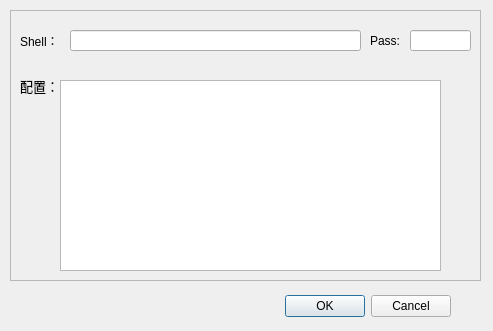
Old version of the form mudao/ui/pannel/add.ui in the repository musum/mudao.
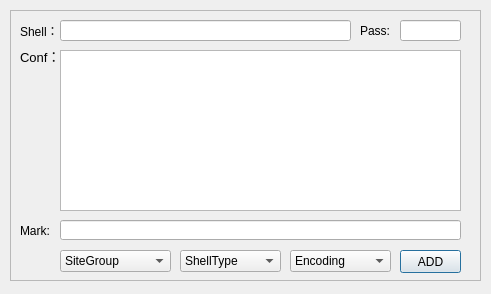
New version of the form.

The edit to the form file:
```diff
--- a/mudao/ui/pannel/add.ui
+++ b/mudao/ui/pannel/add.ui
@@ -6,29 +6,13 @@
    <rect>
     <x>0</x>
     <y>0</y>
-    <width>493</width>
-    <height>331</height>
+    <width>491</width>
+    <height>294</height>
    </rect>
   </property>
   <property name="windowTitle">
    <string>添加</string>
   </property>
-  <widget class="QDialogButtonBox" name="buttonBox">
-   <property name="geometry">
-    <rect>
-     <x>110</x>
-     <y>290</y>
-     <width>341</width>
-     <height>32</height>
-    </rect>
-   </property>
-   <property name="orientation">
-    <enum>Qt::Horizontal</enum>
-   </property>
-   <property name="standardButtons">
-    <set>QDialogButtonBox::Cancel|QDialogButtonBox::Ok</set>
-   </property>
-  </widget>
   <widget class="QFrame" name="frame">
    <property name="geometry">
     <rect>
@@ -48,7 +32,7 @@
     <property name="geometry">
      <rect>
       <x>10</x>
-      <y>20</y>
+      <y>10</y>
       <width>41</width>
       <height>21</height>
      </rect>
@@ -60,8 +44,8 @@
    <widget class="QLineEdit" name="lineEdit_url">
     <property name="geometry">
      <rect>
-      <x>60</x>
-      <y>20</y>
+      <x>50</x>
+      <y>10</y>
       <width>291</width>
       <height>21</height>
      </rect>
@@ -70,8 +54,8 @@
    <widget class="QLabel" name="label_2">
     <property name="geometry">
      <rect>
-      <x>360</x>
-      <y>20</y>
+      <x>350</x>
+      <y>10</y>
       <width>41</width>
       <height>21</height>
      </rect>
@@ -83,8 +67,8 @@
    <widget class="QLineEdit" name="lineEdit_pass">
     <property name="geometry">
      <rect>
-      <x>400</x>
-      <y>20</y>
+      <x>390</x>
+      <y>10</y>
       <width>61</width>
       <height>21</height>
      </rect>
@@ -94,9 +78,9 @@
     <property name="geometry">
      <rect>
       <x>50</x>
-      <y>70</y>
-      <width>381</width>
-      <height>191</height>
+      <y>40</y>
+      <width>401</width>
+      <height>161</height>
      </rect>
     </property>
    </widget>
@@ -104,8 +88,8 @@
     <property name="geometry">
      <rect>
       <x>10</x>
-      <y>60</y>
-      <width>51</width>
+      <y>30</y>
+      <width>41</width>
       <height>31</height>
      </rect>
     </property>
@@ -115,7 +99,148 @@
      </font>
     </property>
     <property name="text">
-     <string>配置：</string>
+     <string>Conf：</string>
+    </property>
+   </widget>
+   <widget class="QLineEdit" name="edt_tag">
+    <property name="geometry">
+     <rect>
+      <x>50</x>
+      <y>210</y>
+      <width>401</width>
+      <height>20</height>
+     </rect>
+    </property>
+   </widget>
+   <widget class="QLabel" name="label_4">
+    <property name="geometry">
+     <rect>
+      <x>10</x>
+      <y>210</y>
+      <width>31</width>
+      <height>21</height>
+     </rect>
+    </property>
+    <property name="text">
+     <string>Mark:</string>
+    </property>
+   </widget>
+   <widget class="QComboBox" name="cbo_category">
+    <property name="geometry">
+     <rect>
+      <x>50</x>
+      <y>240</y>
+      <width>111</width>
+      <height>22</height>
+     </rect>
+    </property>
+    <item>
+     <property name="text">
+      <string>SiteGroup</string>
+     </property>
+    </item>
+    <item>
+     <property name="text">
+      <string>Default</string>
+     </property>
+    </item>
+    <item>
+     <property name="text">
+      <string>Group1</string>
+     </property>
+    </item>
+    <item>
+     <property name="text">
+      <string>Add...</string>
+     </property>
+    </item>
+   </widget>
+   <widget class="QComboBox" name="cbo_shelltype">
+    <property name="geometry">
+     <rect>
+      <x>170</x>
+      <y>240</y>
+      <width>101</width>
+      <height>22</height>
+     </rect>
+    </property>
+    <item>
+     <property name="text">
+      <string>ShellType</string>
+     </property>
+    </item>
+    <item>
+     <property name="text">
+      <string>ASP</string>
+     </property>
+    </item>
+    <item>
+     <property name="text">
+      <string>ASPX</string>
+     </property>
+    </item>
+    <item>
+     <property name="text">
+      <string>PHP</string>
+     </property>
+    </item>
+    <item>
+     <property name="text">
+      <string>Custom</string>
+     </property>
+    </item>
+   </widget>
+   <widget class="QComboBox" name="cbo_encoding">
+    <property name="geometry">
+     <rect>
+      <x>280</x>
+      <y>240</y>
+      <width>101</width>
+      <height>22</height>
+     </rect>
+    </property>
+    <item>
+     <property name="text">
+      <string>Encoding</string>
+     </property>
+    </item>
+    <item>
+     <property name="text">
+      <string>UTF-8</string>
+     </property>
+    </item>
+    <item>
+     <property name="text">
+      <string>GBK</string>
+     </property>
+    </item>
+    <item>
+     <property name="text">
+      <string>Euc-KR</string>
+     </property>
+    </item>
+    <item>
+     <property name="text">
+      <string>Euc-JP</string>
+     </property>
+    </item>
+    <item>
+     <property name="text">
+      <string>ISO-8859-1</string>
+     </property>
+    </item>
+   </widget>
+   <widget class="QPushButton" name="btnAdd">
+    <property name="geometry">
+     <rect>
+      <x>390</x>
+      <y>240</y>
+      <width>61</width>
+      <height>23</height>
+     </rect>
+    </property>
+    <property name="text">
+     <string>ADD</string>
     </property>
    </widget>
   </widget>
```
Left out of the diff: 41 changed lines with no effect on the pictures.
